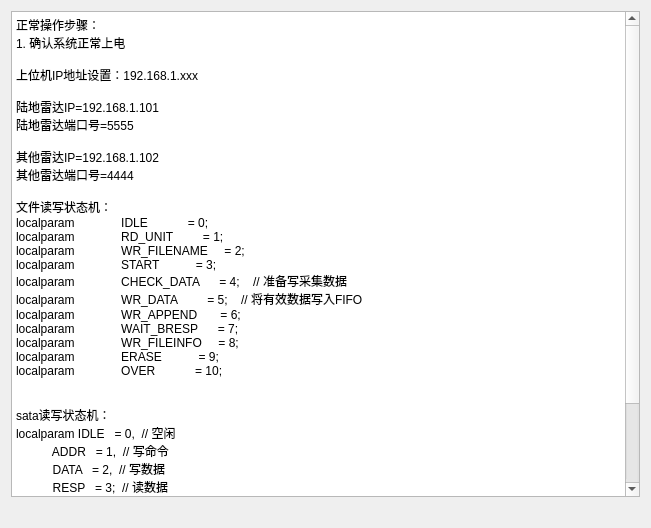
Above: src/NoteInfo/noteinfo.ui from kdurant/qt_study before the change. Below: the same form after it.
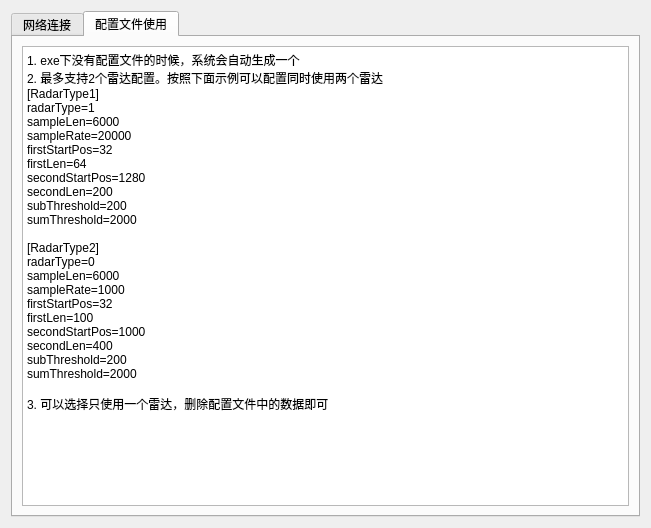
That is the form after the change. The open tabs and pages were chosen to show the change. Icons and pictures are not drawn.

Commit message: feat: 修改架构，可以支持更多雷达同时连接

Patch:
```diff
--- a/src/NoteInfo/noteinfo.ui
+++ b/src/NoteInfo/noteinfo.ui
@@ -15,43 +15,29 @@
   </property>
   <layout class="QVBoxLayout" name="verticalLayout">
    <item>
+    <widget class="QTabWidget" name="tabWidget">
+     <property name="currentIndex">
+      <number>0</number>
+     </property>
+     <widget class="QWidget" name="tab">
+      <attribute name="title">
+       <string>网络连接</string>
+      </attribute>
+      <layout class="QVBoxLayout" name="verticalLayout_2">
+       <item>
     <widget class="QPlainTextEdit" name="plainTextEdit">
+         <property name="readOnly">
+          <bool>true</bool>
+         </property>
      <property name="plainText">
-      <string>正常操作步骤：
-1. 确认系统正常上电
+          <string>陆地雷达和海洋雷达同时使用时的连接步骤
+1. 将陆地雷达连接的网卡地址修改为192.168.1.155
 
-上位机IP地址设置：192.168.1.xxx
+2. 将海洋雷达连接的网卡地址修改为192.168.1.166
 
-陆地雷达IP=192.168.1.101
-陆地雷达端口号=5555
+3. 给两台雷达上电
 
-其他雷达IP=192.168.1.102
-其他雷达端口号=4444
-
-文件读写状态机：
-localparam              IDLE            = 0;
-localparam              RD_UNIT         = 1;
-localparam              WR_FILENAME     = 2;
-localparam              START           = 3;
-localparam              CHECK_DATA      = 4;    // 准备写采集数据
-localparam              WR_DATA         = 5;    // 将有效数据写入FIFO
-localparam              WR_APPEND       = 6;    
-localparam              WAIT_BRESP      = 7;
-localparam              WR_FILEINFO     = 8;
-localparam              ERASE           = 9;
-localparam              OVER            = 10;
-
-
-sata读写状态机：
-localparam IDLE   = 0,  // 空闲
-           ADDR   = 1,  // 写命令
-           DATA   = 2,  // 写数据
-           RESP   = 3;  // 读数据
-
-水下预警雷达：
-	设第一段采样数据长度:m,则总共采样长度:L
-	L = 128  + 8 * m
- </string>
+4. 打开上位机软件</string>
      </property>
     </widget>
    </item>
@@ -70,6 +56,51 @@
    </item>
   </layout>
  </widget>
+     <widget class="QWidget" name="tab_2">
+      <attribute name="title">
+       <string>配置文件使用</string>
+      </attribute>
+      <layout class="QVBoxLayout" name="verticalLayout_3">
+       <item>
+        <widget class="QPlainTextEdit" name="plainTextEdit_2">
+         <property name="readOnly">
+          <bool>true</bool>
+         </property>
+         <property name="plainText">
+          <string>1. exe下没有配置文件的时候，系统会自动生成一个
+2. 最多支持2个雷达配置。按照下面示例可以配置同时使用两个雷达
+[RadarType1]
+radarType=1
+sampleLen=6000
+sampleRate=20000
+firstStartPos=32
+firstLen=64
+secondStartPos=1280
+secondLen=200
+subThreshold=200
+sumThreshold=2000
+
+[RadarType2]
+radarType=0
+sampleLen=6000
+sampleRate=1000
+firstStartPos=32
+firstLen=100
+secondStartPos=1000
+secondLen=400
+subThreshold=200
+sumThreshold=2000
+
+3. 可以选择只使用一个雷达，删除配置文件中的数据即可</string>
+         </property>
+        </widget>
+       </item>
+      </layout>
+     </widget>
+    </widget>
+   </item>
+  </layout>
+ </widget>
  <resources>
   <include location="../res.qrc"/>
  </resources>
```
Left out of the diff: 4 changed lines with no effect on the pictures. Lines whose indentation alone changed are shown as unchanged. The commit also changes 4 other files.
